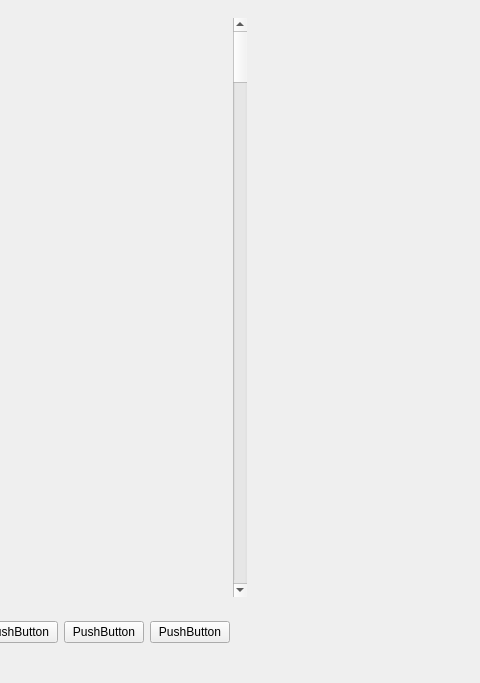
The window that rave/OATS/mainwindow.ui (pgathogo/raven) describes before a commit, drawn with Qt 5; both pictures show x 126 to 606 and y 0 to 683 of the 1097 by 683 pixel window.
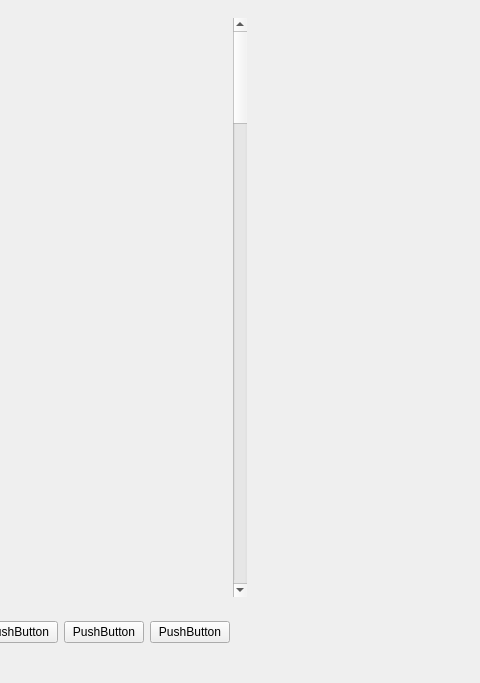
The same window after the commit.

```diff
--- a/rave/OATS/mainwindow.ui
+++ b/rave/OATS/mainwindow.ui
@@ -50,7 +50,7 @@
            <item>
             <widget class="QScrollBar" name="gridScroll">
              <property name="maximum">
-              <number>20</number>
+              <number>10</number>
              </property>
              <property name="pageStep">
               <number>2</number>
```
Left out of the diff: 2 changed lines with no effect on the pictures.
